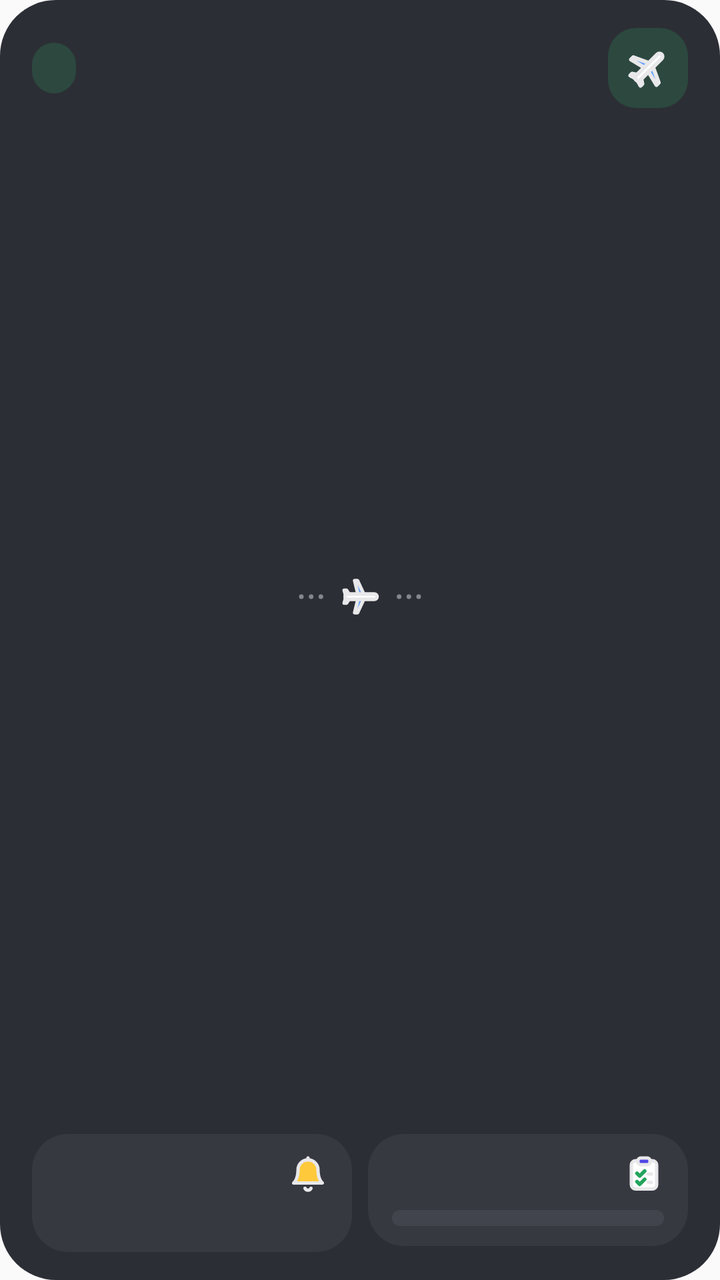
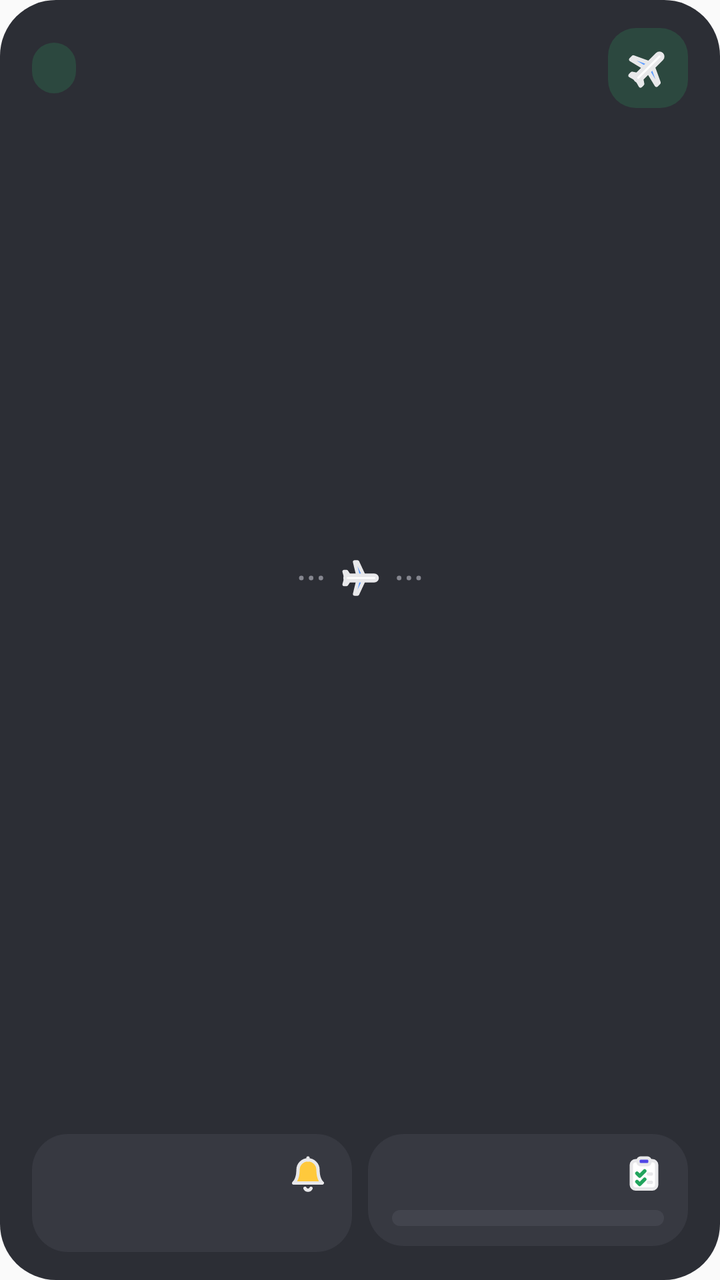

Before-and-after screenshots of an Android layout around one commit, followed by the original layout XML and the change that was made.
<!-- AndroidManifest.xml: application theme AppTheme -->
<!-- res/layout/widget_trip_dark.xml -->
<?xml version="1.0" encoding="utf-8"?>
<LinearLayout
    xmlns:android="http://schemas.android.com/apk/res/android"
    android:id="@+id/root"
    android:layout_width="match_parent"
    android:layout_height="match_parent"
    android:background="@drawable/widget_bg_dark"
    android:layoutDirection="rtl"
    android:orientation="vertical"
    android:paddingStart="16dp"
    android:paddingEnd="16dp"
    android:paddingTop="14dp"
    android:paddingBottom="14dp">
    <LinearLayout
        android:id="@+id/header"
        android:layout_width="match_parent"
        android:layout_height="wrap_content"
        android:orientation="horizontal"
        android:gravity="center_vertical">
        <FrameLayout
            android:id="@+id/icon_tile"
            android:layout_width="40dp"
            android:layout_height="40dp"
            android:background="@drawable/widget_soft_dark">
            <ImageView
                android:id="@+id/icon"
                android:layout_width="24dp"
                android:layout_height="24dp"
                android:src="@drawable/ic_ws_plane_dark"
                android:importantForAccessibility="no"
                android:layout_gravity="center" />
        </FrameLayout>
        <LinearLayout
            android:layout_width="0dp"
            android:layout_height="wrap_content"
            android:orientation="vertical"
            android:layout_weight="1"
            android:layout_marginStart="10dp">
            <TextView
                android:id="@+id/title"
                android:layout_width="match_parent"
                android:layout_height="wrap_content"
                style="@style/WBold.Title"
                android:textColor="@color/w_text_dark" />
            <TextView
                android:id="@+id/subtitle"
                android:layout_width="match_parent"
                android:layout_height="wrap_content"
                style="@style/WText.Muted"
                android:layout_marginTop="3dp"
                android:textColor="@color/w_muted_dark" />
        </LinearLayout>
        <TextView
            android:id="@+id/chip"
            android:layout_width="wrap_content"
            android:layout_height="wrap_content"
            style="@style/WBold.Chip"
            android:layout_marginStart="8dp"
            android:textColor="@color/w_accent_dark"
            android:background="@drawable/widget_chip_dark" />
    </LinearLayout>
    <FrameLayout
        android:id="@+id/body"
        android:layout_width="match_parent"
        android:layout_height="0dp"
        android:layout_weight="1"
        android:layout_marginTop="4dp">
        <LinearLayout
            android:id="@+id/flight_block"
            android:layout_width="match_parent"
            android:layout_height="match_parent"
            android:orientation="vertical"
            android:gravity="center_vertical">
            <LinearLayout
                android:id="@+id/route_row"
                android:layout_width="match_parent"
                android:layout_height="0dp"
                android:layout_weight="1"
                android:gravity="center_vertical"
                android:layoutDirection="ltr"
                android:orientation="horizontal">
                <TextView
                    android:id="@+id/from"
                    android:layout_width="0dp"
                    android:layout_height="match_parent"
                    style="@style/WBold.Hero"
                    android:layout_weight="1"
                    android:gravity="left|center_vertical"
                    android:textAlignment="gravity"
                    android:textColor="@color/w_text_dark" />
                <ImageView
                    android:id="@+id/route_line"
                    android:layout_width="64dp"
                    android:layout_height="24dp"
                    android:src="@drawable/widget_route_dark"
                    android:importantForAccessibility="no"
                    android:layout_marginStart="6dp"
                    android:layout_marginEnd="6dp"
                    android:scaleType="fitCenter" />
                <TextView
                    android:id="@+id/to"
                    android:layout_width="0dp"
                    android:layout_height="match_parent"
                    style="@style/WBold.Hero"
                    android:layout_weight="1"
                    android:gravity="right|center_vertical"
                    android:textAlignment="gravity"
                    android:textColor="@color/w_text_dark" />
            </LinearLayout>
            <TextView
                android:id="@+id/when"
                android:layout_width="match_parent"
                android:layout_height="wrap_content"
                style="@style/WText.Muted"
                android:textSize="14sp"
                android:layout_marginTop="2dp"
                android:textColor="@color/w_muted_dark" />
        </LinearLayout>
        <LinearLayout
            android:id="@+id/plan_block"
            android:layout_width="match_parent"
            android:layout_height="match_parent"
            android:orientation="vertical"
            android:visibility="gone">
            <LinearLayout
                android:id="@+id/plan_row_1"
                android:layout_width="match_parent"
                android:layout_height="wrap_content"
                android:layout_marginTop="4dp"
                android:gravity="center_vertical"
                android:orientation="horizontal">
                <TextView
                    android:id="@+id/plan_time_1"
                    android:layout_width="wrap_content"
                    android:layout_height="wrap_content"
                    style="@style/WBold.Pill"
                    android:textColor="@color/w_accent_dark"
                    android:background="@drawable/widget_chip_dark" />
                <ImageView
                    android:id="@+id/plan_ring_1"
                    android:layout_width="14dp"
                    android:layout_height="14dp"
                    android:src="@drawable/widget_dot_dark"
                    android:importantForAccessibility="no"
                    android:layout_marginStart="3dp"
                    android:layout_marginEnd="3dp"
                    android:visibility="gone" />
                <TextView
                    android:id="@+id/plan_title_1"
                    android:layout_width="0dp"
                    android:layout_height="wrap_content"
                    style="@style/WText"
                    android:layout_weight="1"
                    android:layout_marginStart="8dp"
                    android:textColor="@color/w_text_dark" />
            </LinearLayout>
            <LinearLayout
                android:id="@+id/plan_row_2"
                android:layout_width="match_parent"
                android:layout_height="wrap_content"
                android:layout_marginTop="4dp"
                android:gravity="center_vertical"
                android:orientation="horizontal">
                <TextView
                    android:id="@+id/plan_time_2"
                    android:layout_width="wrap_content"
                    android:layout_height="wrap_content"
                    style="@style/WBold.Pill"
                    android:textColor="@color/w_accent_dark"
                    android:background="@drawable/widget_chip_dark" />
                <ImageView
                    android:id="@+id/plan_ring_2"
                    android:layout_width="14dp"
                    android:layout_height="14dp"
                    android:src="@drawable/widget_dot_dark"
                    android:importantForAccessibility="no"
                    android:layout_marginStart="3dp"
                    android:layout_marginEnd="3dp"
                    android:visibility="gone" />
                <TextView
                    android:id="@+id/plan_title_2"
                    android:layout_width="0dp"
                    android:layout_height="wrap_content"
                    style="@style/WText"
                    android:layout_weight="1"
                    android:layout_marginStart="8dp"
                    android:textColor="@color/w_text_dark" />
            </LinearLayout>
            <LinearLayout
                android:id="@+id/plan_row_3"
                android:layout_width="match_parent"
                android:layout_height="wrap_content"
                android:layout_marginTop="4dp"
                android:gravity="center_vertical"
                android:orientation="horizontal">
                <TextView
                    android:id="@+id/plan_time_3"
                    android:layout_width="wrap_content"
                    android:layout_height="wrap_content"
                    style="@style/WBold.Pill"
                    android:textColor="@color/w_accent_dark"
                    android:background="@drawable/widget_chip_dark" />
                <ImageView
                    android:id="@+id/plan_ring_3"
                    android:layout_width="14dp"
                    android:layout_height="14dp"
                    android:src="@drawable/widget_dot_dark"
                    android:importantForAccessibility="no"
                    android:layout_marginStart="3dp"
                    android:layout_marginEnd="3dp"
                    android:visibility="gone" />
                <TextView
                    android:id="@+id/plan_title_3"
                    android:layout_width="0dp"
                    android:layout_height="wrap_content"
                    style="@style/WText"
                    android:layout_weight="1"
                    android:layout_marginStart="8dp"
                    android:textColor="@color/w_text_dark" />
            </LinearLayout>
            <LinearLayout
                android:id="@+id/plan_row_4"
                android:layout_width="match_parent"
                android:layout_height="wrap_content"
                android:layout_marginTop="4dp"
                android:gravity="center_vertical"
                android:orientation="horizontal">
                <TextView
                    android:id="@+id/plan_time_4"
                    android:layout_width="wrap_content"
                    android:layout_height="wrap_content"
                    style="@style/WBold.Pill"
                    android:textColor="@color/w_accent_dark"
                    android:background="@drawable/widget_chip_dark" />
                <ImageView
                    android:id="@+id/plan_ring_4"
                    android:layout_width="14dp"
                    android:layout_height="14dp"
                    android:src="@drawable/widget_dot_dark"
                    android:importantForAccessibility="no"
                    android:layout_marginStart="3dp"
                    android:layout_marginEnd="3dp"
                    android:visibility="gone" />
                <TextView
                    android:id="@+id/plan_title_4"
                    android:layout_width="0dp"
                    android:layout_height="wrap_content"
                    style="@style/WText"
                    android:layout_weight="1"
                    android:layout_marginStart="8dp"
                    android:textColor="@color/w_text_dark" />
            </LinearLayout>
            <LinearLayout
                android:id="@+id/plan_row_5"
                android:layout_width="match_parent"
                android:layout_height="wrap_content"
                android:layout_marginTop="4dp"
                android:gravity="center_vertical"
                android:orientation="horizontal">
                <TextView
                    android:id="@+id/plan_time_5"
                    android:layout_width="wrap_content"
                    android:layout_height="wrap_content"
                    style="@style/WBold.Pill"
                    android:textColor="@color/w_accent_dark"
                    android:background="@drawable/widget_chip_dark" />
                <ImageView
                    android:id="@+id/plan_ring_5"
                    android:layout_width="14dp"
                    android:layout_height="14dp"
                    android:src="@drawable/widget_dot_dark"
                    android:importantForAccessibility="no"
                    android:layout_marginStart="3dp"
                    android:layout_marginEnd="3dp"
                    android:visibility="gone" />
                <TextView
                    android:id="@+id/plan_title_5"
                    android:layout_width="0dp"
                    android:layout_height="wrap_content"
                    style="@style/WText"
                    android:layout_weight="1"
                    android:layout_marginStart="8dp"
                    android:textColor="@color/w_text_dark" />
            </LinearLayout>
            <LinearLayout
                android:id="@+id/plan_row_6"
                android:layout_width="match_parent"
                android:layout_height="wrap_content"
                android:layout_marginTop="4dp"
                android:gravity="center_vertical"
                android:orientation="horizontal">
                <TextView
                    android:id="@+id/plan_time_6"
                    android:layout_width="wrap_content"
                    android:layout_height="wrap_content"
                    style="@style/WBold.Pill"
                    android:textColor="@color/w_accent_dark"
                    android:background="@drawable/widget_chip_dark" />
                <ImageView
                    android:id="@+id/plan_ring_6"
                    android:layout_width="14dp"
                    android:layout_height="14dp"
                    android:src="@drawable/widget_dot_dark"
                    android:importantForAccessibility="no"
                    android:layout_marginStart="3dp"
                    android:layout_marginEnd="3dp"
                    android:visibility="gone" />
                <TextView
                    android:id="@+id/plan_title_6"
                    android:layout_width="0dp"
                    android:layout_height="wrap_content"
                    style="@style/WText"
                    android:layout_weight="1"
                    android:layout_marginStart="8dp"
                    android:textColor="@color/w_text_dark" />
            </LinearLayout>
            <TextView
                android:id="@+id/plan_more"
                android:layout_width="match_parent"
                android:layout_height="wrap_content"
                style="@style/WText.Muted"
                android:layout_marginTop="6dp"
                android:visibility="gone"
                android:textColor="@color/w_muted_dark" />
        </LinearLayout>
    </FrameLayout>
    <LinearLayout
        android:id="@+id/bottom"
        android:layout_width="match_parent"
        android:layout_height="wrap_content"
        android:orientation="horizontal"
        android:layout_marginTop="10dp">
        <LinearLayout
            android:id="@+id/packed"
            android:layout_width="0dp"
            android:layout_height="wrap_content"
            android:orientation="vertical"
            android:layout_weight="1"
            android:background="@drawable/widget_tile_dark"
            android:paddingStart="12dp"
            android:paddingEnd="12dp"
            android:paddingTop="10dp"
            android:paddingBottom="10dp"
            android:gravity="center_vertical">
            <LinearLayout
                android:layout_width="match_parent"
                android:layout_height="wrap_content"
                android:orientation="horizontal"
                android:gravity="center_vertical">
                <ImageView
                    android:id="@+id/packed_icon"
                    android:layout_width="20dp"
                    android:layout_height="20dp"
                    android:src="@drawable/ic_ws_checklist_dark"
                    android:importantForAccessibility="no" />
                <TextView
                    android:id="@+id/packed_value"
                    android:layout_width="wrap_content"
                    android:layout_height="wrap_content"
                    style="@style/WBold"
                    android:layout_marginStart="7dp"
                    android:textColor="@color/w_text_dark" />
                <TextView
                    android:id="@+id/packed_label"
                    android:layout_width="0dp"
                    android:layout_height="wrap_content"
                    style="@style/WText.Muted"
                    android:layout_weight="1"
                    android:layout_marginStart="5dp"
                    android:textColor="@color/w_muted_dark" />
            </LinearLayout>
            <ProgressBar
                android:id="@+id/packed_bar"
                style="@android:style/Widget.ProgressBar.Horizontal"
                android:layout_width="match_parent"
                android:layout_height="8dp"
                android:layout_marginTop="8dp"
                android:max="100"
                android:progressDrawable="@drawable/widget_progress_dark" />
        </LinearLayout>
        <FrameLayout
            android:layout_width="8dp"
            android:layout_height="1dp" />
        <LinearLayout
            android:id="@+id/rem"
            android:layout_width="0dp"
            android:layout_height="wrap_content"
            android:orientation="vertical"
            android:layout_weight="1"
            android:background="@drawable/widget_tile_dark"
            android:paddingStart="12dp"
            android:paddingEnd="12dp"
            android:paddingTop="10dp"
            android:paddingBottom="10dp"
            android:gravity="center_vertical">
            <LinearLayout
                android:layout_width="match_parent"
                android:layout_height="wrap_content"
                android:orientation="horizontal"
                android:gravity="center_vertical">
                <ImageView
                    android:id="@+id/rem_icon"
                    android:layout_width="20dp"
                    android:layout_height="20dp"
                    android:src="@drawable/ic_ws_bell_dark"
                    android:importantForAccessibility="no" />
                <TextView
                    android:id="@+id/rem_value"
                    android:layout_width="wrap_content"
                    android:layout_height="wrap_content"
                    style="@style/WBold"
                    android:layout_marginStart="7dp"
                    android:textColor="@color/w_text_dark" />
                <TextView
                    android:id="@+id/rem_label"
                    android:layout_width="0dp"
                    android:layout_height="wrap_content"
                    style="@style/WText.Muted"
                    android:layout_weight="1"
                    android:layout_marginStart="5dp"
                    android:textColor="@color/w_muted_dark" />
            </LinearLayout>
            <TextView
                android:id="@+id/rem_next"
                android:layout_width="match_parent"
                android:layout_height="wrap_content"
                style="@style/WText.Muted"
                android:textSize="12sp"
                android:layout_marginTop="5dp"
                android:textColor="@color/w_muted_dark" />
        </LinearLayout>
    </LinearLayout>
</LinearLayout>
<!-- resources referenced by this layout -->
<resources>
  <color name="w_accent_dark">#2DBE6C</color>
  <color name="w_muted_dark">#B0B1BA</color>
  <color name="w_text_dark">#EDEDEB</color>
  <!-- drawable widget_bg_dark (drawable) -->
  <?xml version="1.0" encoding="utf-8"?>
  <shape xmlns:android="http://schemas.android.com/apk/res/android" android:shape="rectangle">
      <solid android:color="@color/w_bg_dark" />
      <corners android:radius="28dp" />
  </shape>
  <!-- drawable widget_chip_dark (drawable) -->
  <?xml version="1.0" encoding="utf-8"?>
  <shape xmlns:android="http://schemas.android.com/apk/res/android" android:shape="rectangle">
      <solid android:color="@color/w_soft_dark" />
      <corners android:radius="999dp" />
  </shape>
  <!-- drawable widget_dot_dark (drawable) -->
  <?xml version="1.0" encoding="utf-8"?>
  <shape xmlns:android="http://schemas.android.com/apk/res/android" android:shape="oval">
      <stroke android:width="2dp" android:color="@color/w_dot_dark" />
      <size android:width="16dp" android:height="16dp" />
  </shape>
  <!-- drawable widget_soft_dark (drawable) -->
  <?xml version="1.0" encoding="utf-8"?>
  <shape xmlns:android="http://schemas.android.com/apk/res/android" android:shape="rectangle">
      <solid android:color="@color/w_soft_dark" />
      <corners android:radius="14dp" />
  </shape>
  <!-- drawable widget_tile_dark (drawable) -->
  <?xml version="1.0" encoding="utf-8"?>
  <shape xmlns:android="http://schemas.android.com/apk/res/android" android:shape="rectangle">
      <solid android:color="@color/w_tile_dark" />
      <corners android:radius="18dp" />
  </shape>
  <style name="WBold" parent="WFontBold">
          <item name="android:textColor">@color/w_text</item>
          <item name="android:textSize">16sp</item>
          <item name="android:maxLines">1</item>
          <item name="android:ellipsize">end</item>
          <item name="android:textAlignment">viewStart</item>
          <item name="android:includeFontPadding">false</item>
      </style>
  <style name="WBold.Title">
          <item name="android:textSize">18sp</item>
      </style>
  <style name="WText" parent="WFontSemi">
          <item name="android:textColor">@color/w_text</item>
          <item name="android:textSize">15sp</item>
          <item name="android:maxLines">1</item>
          <item name="android:ellipsize">end</item>
          <item name="android:textAlignment">viewStart</item>
          <item name="android:includeFontPadding">false</item>
      </style>
  <style name="WText.Muted">
          <item name="android:textColor">@color/w_muted</item>
          <item name="android:textSize">13sp</item>
      </style>
  <style name="AppTheme" parent="Theme.AppCompat.Light.DarkActionBar">
          
          <item name="colorPrimary">@color/colorPrimary</item>
          <item name="colorPrimaryDark">@color/colorPrimaryDark</item>
          <item name="colorAccent">@color/colorAccent</item>
      </style>
  <color name="w_ink_dark">#E8E8EA</color>
  <color name="w_bg_dark">#2C2E35</color>
  <color name="w_soft_dark">#2C483F</color>
  <color name="w_dot_dark">#85868F</color>
  <color name="w_track_dark">#42444D</color>
  <color name="w_brand_dark">#2DBE6C</color>
  <color name="w_tile_dark">#373941</color>
  <style name="WFontBold">
          <item name="android:fontFamily">sans-serif</item>
          <item name="android:textStyle">bold</item>
      </style>
  <color name="w_text">#141414</color>
  <color name="w_accent">#16874A</color>
  <!-- drawable widget_chip (drawable) -->
  <?xml version="1.0" encoding="utf-8"?>
  <shape xmlns:android="http://schemas.android.com/apk/res/android" android:shape="rectangle">
      <solid android:color="@color/w_soft" />
      <corners android:radius="999dp" />
  </shape>
  <style name="WFontSemi">
          <item name="android:fontFamily">sans-serif-medium</item>
      </style>
  <color name="w_muted">#5F5F66</color>
  <color name="w_soft">#E6F4EC</color>
  <!-- unchanged entries left out for length: 8 -->
</resources>

<!-- the commit's change to res/layout/widget_trip_dark.xml (unified diff, before → after) -->
@@ -111,8 +111,16 @@
                 android:id="@+id/when"
                 android:layout_width="match_parent"
                 android:layout_height="wrap_content"
+                style="@style/WText"
+                android:textSize="15sp"
+                android:layout_marginTop="2dp"
+                android:textColor="@color/w_text_dark" />
+            <TextView
+                android:id="@+id/flight_info"
+                android:layout_width="match_parent"
+                android:layout_height="wrap_content"
                 style="@style/WText.Muted"
-                android:textSize="14sp"
+                android:textSize="13sp"
                 android:layout_marginTop="2dp"
                 android:textColor="@color/w_muted_dark" />
         </LinearLayout>
